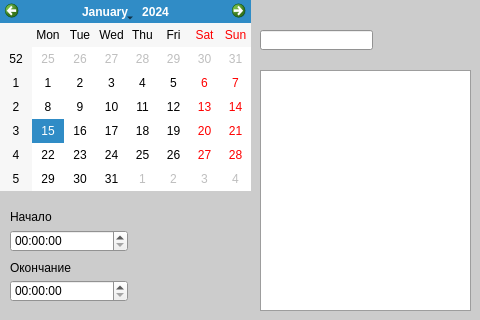
This is gui/newNote.ui in NoValeria/organiser as Qt 5 draws it before an edit. The edited form follows.
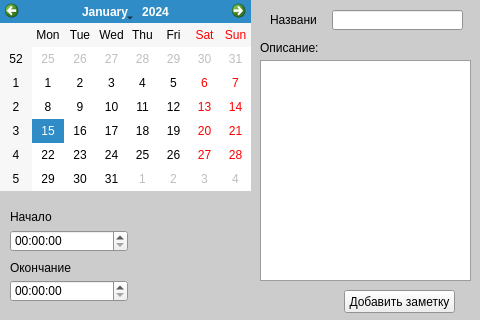
This is the edited form.

```diff
--- a/gui/newNote.ui
+++ b/gui/newNote.ui
@@ -136,9 +136,9 @@
   <widget class="QLineEdit" name="lineEdit">
    <property name="geometry">
     <rect>
-     <x>260</x>
-     <y>30</y>
-     <width>113</width>
+     <x>332</x>
+     <y>10</y>
+     <width>131</width>
      <height>20</height>
     </rect>
    </property>
@@ -147,12 +147,51 @@
    <property name="geometry">
     <rect>
      <x>260</x>
-     <y>70</y>
+     <y>60</y>
      <width>211</width>
-     <height>241</height>
+     <height>221</height>
     </rect>
    </property>
   </widget>
+  <widget class="QPushButton" name="addNoteButton">
+   <property name="geometry">
+    <rect>
+     <x>344</x>
+     <y>290</y>
+     <width>111</width>
+     <height>23</height>
+    </rect>
+   </property>
+   <property name="text">
+    <string>Добавить заметку</string>
+   </property>
+  </widget>
+  <widget class="QLabel" name="titleLabel">
+   <property name="geometry">
+    <rect>
+     <x>270</x>
+     <y>13</y>
+     <width>47</width>
+     <height>13</height>
+    </rect>
+   </property>
+   <property name="text">
+    <string>Название</string>
+   </property>
+  </widget>
+  <widget class="QLabel" name="descriptionLabel">
+   <property name="geometry">
+    <rect>
+     <x>260</x>
+     <y>40</y>
+     <width>61</width>
+     <height>16</height>
+    </rect>
+   </property>
+   <property name="text">
+    <string>Описание:</string>
+   </property>
+  </widget>
  </widget>
  <resources/>
  <connections/>
```
Left out of the diff: 8 changed lines with no effect on the pictures.
